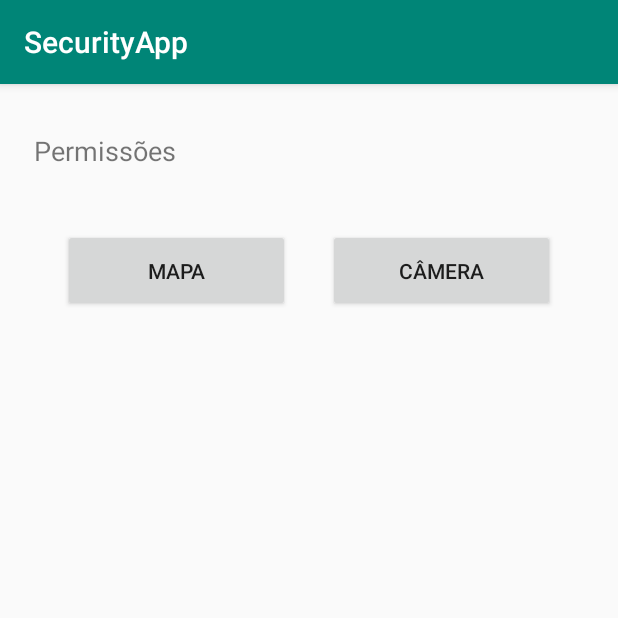
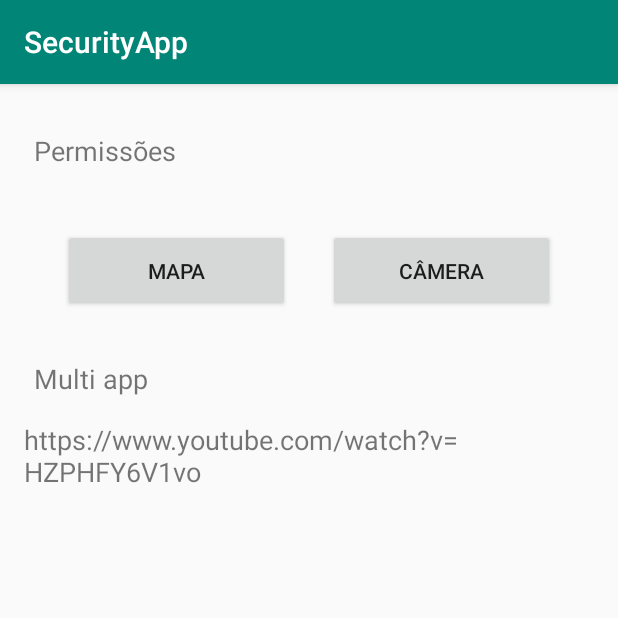
Before and after one commit to mbs8/android-security-best-practices, an Android app: the screen it shows after launch (MainActivity), on a phone screen of 412 x 824 dp, the top half of it. Run offline under Robolectric (Android 15) with nearby library versions, the phone set to English and light mode, and no system bars.

Commit message:
Adiciona o botão para abrir o chooser para escolher com qual app vai abrir o link do youtube, ainda não está funcionando

```diff
--- a/SecurityApp/app/src/main/java/com/example/securityapp/MainActivity.kt
+++ b/SecurityApp/app/src/main/java/com/example/securityapp/MainActivity.kt
@@ -1,6 +1,9 @@
 package com.example.securityapp
 
 import android.content.Intent
+import android.content.pm.PackageManager
+import android.content.pm.ResolveInfo
+import android.net.Uri
 import androidx.appcompat.app.AppCompatActivity
 import android.os.Bundle
 import kotlinx.android.synthetic.main.activity_main.*
@@ -19,5 +22,25 @@ class MainActivity : AppCompatActivity() {
             val cameraIntent = Intent(applicationContext, CameraActivity::class.java)
             startActivity(cameraIntent)
         }
+        youtubeLink.setOnClickListener{
+            // Build the intent
+            val webIntent: Intent = Uri.parse(R.string.link.toString()).let {webpage ->
+                Intent(Intent.ACTION_VIEW, webpage)
+            }
+
+            // Verify it resolves
+            val activities: List<ResolveInfo> = packageManager.queryIntentActivities(
+                webIntent,
+                PackageManager.MATCH_ALL
+            )
+            val isIntentSafe: Boolean = activities.isNotEmpty()
+
+            // Starts activity if it's safe
+            if (isIntentSafe) {
+                startActivity(webIntent)
+            }
+
+
+        }
     }
 }
--- a/SecurityApp/app/src/main/res/layout/activity_main.xml
+++ b/SecurityApp/app/src/main/res/layout/activity_main.xml
@@ -48,4 +48,32 @@
         app:layout_constraintStart_toStartOf="parent"
         app:layout_constraintTop_toTopOf="parent" />
 
+    <TextView
+        android:id="@+id/textView2"
+        android:layout_width="wrap_content"
+        android:layout_height="wrap_content"
+        android:layout_marginTop="32dp"
+        android:text="Multi app"
+        android:textSize="18sp"
+        app:layout_constraintStart_toStartOf="@+id/textView"
+        app:layout_constraintTop_toBottomOf="@+id/mapButton" />
+
+    <TextView
+        android:id="@+id/youtubeLink"
+        android:layout_width="0dp"
+        android:layout_height="wrap_content"
+        android:layout_marginStart="16dp"
+        android:layout_marginLeft="16dp"
+        android:layout_marginTop="16dp"
+        android:layout_marginEnd="16dp"
+        android:layout_marginRight="16dp"
+        android:lines="2"
+        android:text="@string/link"
+        android:textColorLink="@android:color/holo_blue_dark"
+        android:textIsSelectable="false"
+        android:textSize="18sp"
+        app:layout_constraintEnd_toEndOf="parent"
+        app:layout_constraintStart_toStartOf="parent"
+        app:layout_constraintTop_toBottomOf="@+id/textView2" />
+
 </androidx.constraintlayout.widget.ConstraintLayout>
--- a/SecurityApp/app/src/main/res/values/strings.xml
+++ b/SecurityApp/app/src/main/res/values/strings.xml
@@ -1,3 +1,4 @@
 <resources>
     <string name="app_name">SecurityApp</string>
+    <string name="link">https://www.youtube.com/watch?v=HZPHFY6V1vo</string>
 </resources>
```
